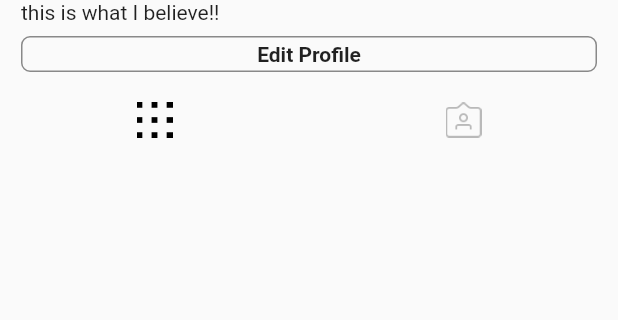
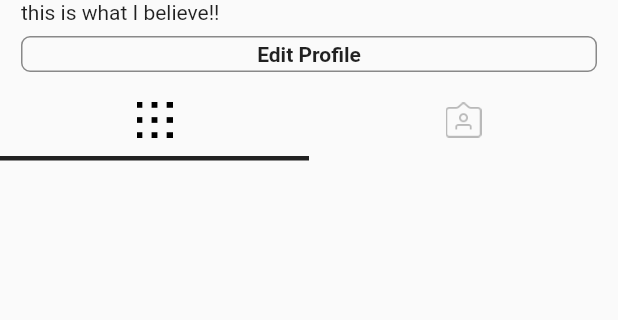
Before and after one commit to pioneerplat/flutter_instagram_two, a Flutter app: the ProfileScreen screen opened directly, on a phone screen of 412 x 824 dp, the part 96-416 px from its top. Run offline on Flutter 3.47's test engine with Material 2 defaults, Android fonts, the phone set to English and light mode, and no system bars; our stand-ins replace cached_network_image; network calls fail.

Commit message:
26 animation with animated container

```diff
--- /dev/null
+++ b/flutter_instagram_two/lib/constants/screen_size.dart
@@ -0,0 +1,3 @@
+import 'dart:ui';
+
+Size size;
--- a/flutter_instagram_two/lib/home_page.dart
+++ b/flutter_instagram_two/lib/home_page.dart
@@ -1,4 +1,5 @@
 import 'package:flutter/material.dart';
+import 'package:flutter_instagram_two/constants/screen_size.dart';
 import 'package:flutter_instagram_two/feed_screen.dart';
 import 'package:flutter_instagram_two/screens/profile_screen.dart';
 
@@ -36,6 +37,7 @@ class _HomaPageState extends State<HomaPage> {
 
   @override
   Widget build(BuildContext context) {
+    if (size == null) size = MediaQuery.of(context).size;
     return MaterialApp(
         home: Scaffold(
           body: IndexedStack(
--- a/flutter_instagram_two/lib/widgets/post.dart
+++ b/flutter_instagram_two/lib/widgets/post.dart
@@ -16,7 +16,6 @@ class Post extends StatelessWidget {
 
   @override
   Widget build(BuildContext context) {
-    if (size == null) size = MediaQuery.of(context).size;
     return Column(
       crossAxisAlignment: CrossAxisAlignment.start,
       children: [
--- a/flutter_instagram_two/lib/widgets/profile_body.dart
+++ b/flutter_instagram_two/lib/widgets/profile_body.dart
@@ -1,5 +1,6 @@
 import 'package:flutter/material.dart';
 import 'package:flutter_instagram_two/constants/common_size.dart';
+import 'package:flutter_instagram_two/constants/screen_size.dart';
 
 class ProfileBody extends StatefulWidget {
   @override
@@ -19,7 +20,33 @@ class _ProfileBodyState extends State<ProfileBody> {
             _username(),
             _userBio(),
             _editProfileBtn(),
-                Row(
+            _tabButtons(),
+            _selectedIndicator(),
+          ]))
+        ],
+      ),
+    );
+  }
+
+  Widget _selectedIndicator() {
+    return Stack(
+      children: [
+        AnimatedContainer(
+            duration: Duration(milliseconds: 300),
+            alignment:
+                selectedLeft ? Alignment.centerLeft : Alignment.centerRight,
+            curve: Curves.fastOutSlowIn,
+            child: Container(
+              height: 3,
+              width: size.width / 2,
+              color: Colors.black87,
+            ))
+      ],
+    );
+  }
+
+  Row _tabButtons() {
+    return Row(
       children: [
         Expanded(
           child: IconButton(
@@ -42,10 +69,6 @@ class _ProfileBodyState extends State<ProfileBody> {
               }),
         ),
       ],
-                )
-              ]))
-        ],
-      ),
     );
   }
 
@@ -56,7 +79,7 @@ class _ProfileBodyState extends State<ProfileBody> {
       child: SizedBox(
         height: 24,
         child: OutlineButton(
-            onPressed: (){},
+            onPressed: () {},
             borderSide: BorderSide(color: Colors.black45),
             shape:
                 RoundedRectangleBorder(borderRadius: BorderRadius.circular(6)),
```
Lines whose indentation alone changed are shown as unchanged.
